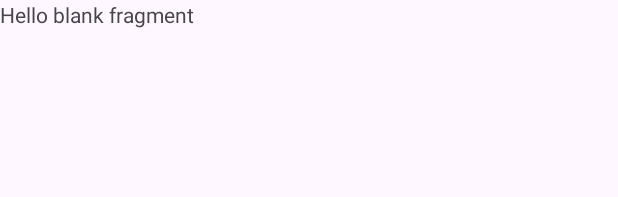
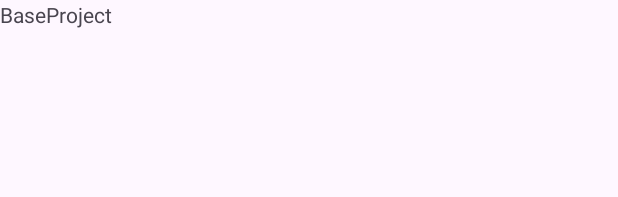
Before and after one commit to Anilfun/BaseProject, an Android app: the layout fragment_home.xml on its own in the app's theme, with its tools: preview values and no code run, on a phone screen of 412 x 824 dp. Shown: the top 197 px of the screen. Run offline under Robolectric (Android 15) with nearby library versions, the phone set to English and light mode, and no system bars.

```diff
--- a/app/src/main/res/layout/fragment_base.xml
+++ b/app/src/main/res/layout/fragment_base.xml
@@ -3,7 +3,7 @@
     xmlns:tools="http://schemas.android.com/tools"
     android:layout_width="match_parent"
     android:layout_height="match_parent"
-    tools:context=".BaseFragment">
+    tools:context=".base.BaseFragment">
 
     <!-- TODO: Update blank fragment layout -->
     <TextView
--- a/app/src/main/res/layout/fragment_home.xml
+++ b/app/src/main/res/layout/fragment_home.xml
@@ -1,14 +1,34 @@
 <?xml version="1.0" encoding="utf-8"?>
-<FrameLayout xmlns:android="http://schemas.android.com/apk/res/android"
-    xmlns:tools="http://schemas.android.com/tools"
-    android:layout_width="match_parent"
-    android:layout_height="match_parent"
-    tools:context=".HomeFragment">
+<layout xmlns:android="http://schemas.android.com/apk/res/android"
+    xmlns:tools="http://schemas.android.com/tools">
 
-    <!-- TODO: Update blank fragment layout -->
-    <TextView
+    <data>
+        <variable
+            name="homeVM"
+            type="com.example.baseproject.home.HomeViewModel" />
+    </data>
+
+    <FrameLayout
         android:layout_width="match_parent"
         android:layout_height="match_parent"
-        android:text="@string/hello_blank_fragment" />
+        tools:context=".home.HomeFragment">
 
-</FrameLayout>
+        <TextView
+            android:layout_width="wrap_content"
+            android:layout_height="wrap_content"
+            android:text="@string/app_name"/>
+
+        <TextView
+            android:layout_width="wrap_content"
+            android:layout_height="wrap_content"
+            android:text="@{homeVM.getData()}"
+            android:layout_marginTop="30dp"/>
+
+        <TextView
+            android:id="@+id/jsonTest"
+            android:layout_width="wrap_content"
+            android:layout_height="wrap_content"
+            android:layout_marginTop="500px"/>
+
+    </FrameLayout>
+</layout>
--- a/app/src/main/res/navigation/navigation.xml
+++ b/app/src/main/res/navigation/navigation.xml
@@ -1,10 +1,11 @@
 <?xml version="1.0" encoding="utf-8"?>
 <navigation xmlns:android="http://schemas.android.com/apk/res/android"
     xmlns:app="http://schemas.android.com/apk/res-auto"
-    android:id="@+id/navigation">
+    android:id="@+id/navigation"
+    app:startDestination="@id/HomeFragment">
 
     <fragment android:id="@+id/HomeFragment"
         android:label="homeFragment"
-        android:name="com.example.baseproject.HomeFragment"/>
+        android:name="com.example.baseproject.home.HomeFragment"/>
 
 </navigation>
```
Also changed, not shown: app/build.gradle.kts (+7 -5 lines), app/src/main/java/com/example/baseproject/BaseFragment.kt (deleted, +0 -71 lines), app/src/main/java/com/example/baseproject/MainActivity.kt (+15 -1 lines), app/src/main/java/com/example/baseproject/base/BaseFragment.java (added, +72 -0 lines), app/src/main/java/com/example/baseproject/base/BaseViewModel.kt (added, +16 -0 lines), app/src/main/java/com/example/baseproject/db/AppDataBase.kt (added, +14 -0 lines), app/src/main/java/com/example/baseproject/db/dao/StaffDao.java (added, +25 -0 lines), app/src/main/java/com/example/baseproject/db/model/Staff.kt (added, +21 -0 lines), app/src/main/java/com/example/baseproject/home/HomeFragment.kt (renamed from app/src/main/java/com/example/baseproject/HomeFragment.kt, +5 -6 lines), app/src/main/java/com/example/baseproject/home/HomeViewModel.kt (added, +24 -0 lines), app/src/main/java/com/example/baseproject/threadpool/AppExecutors.java (added, +71 -0 lines).
